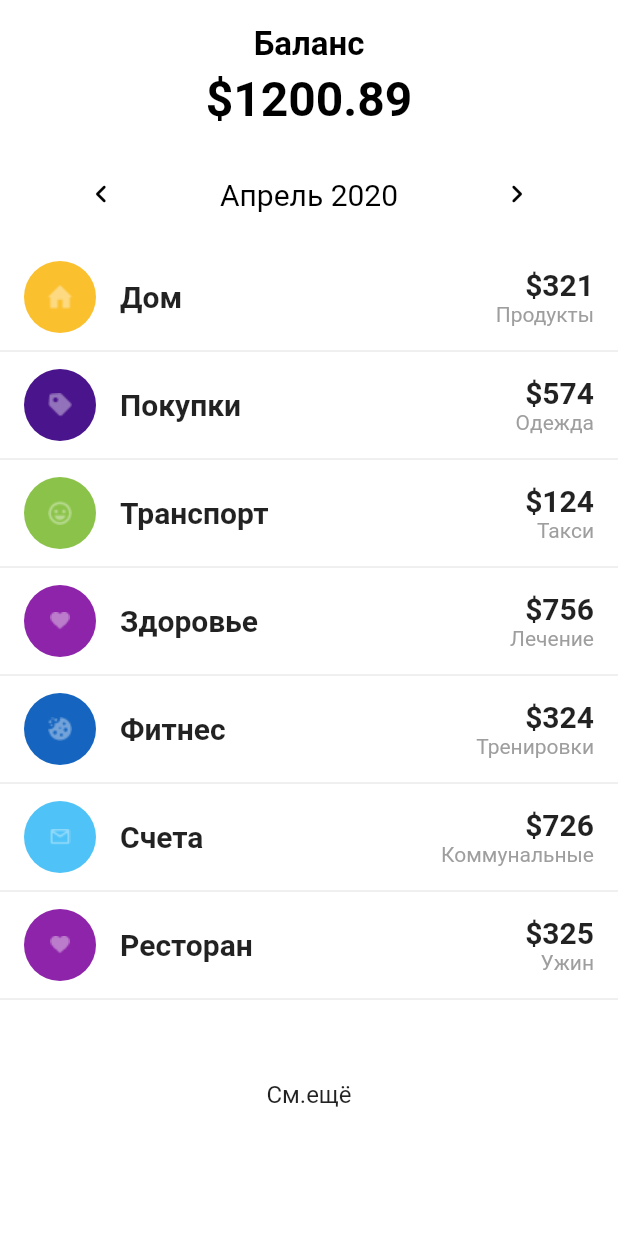
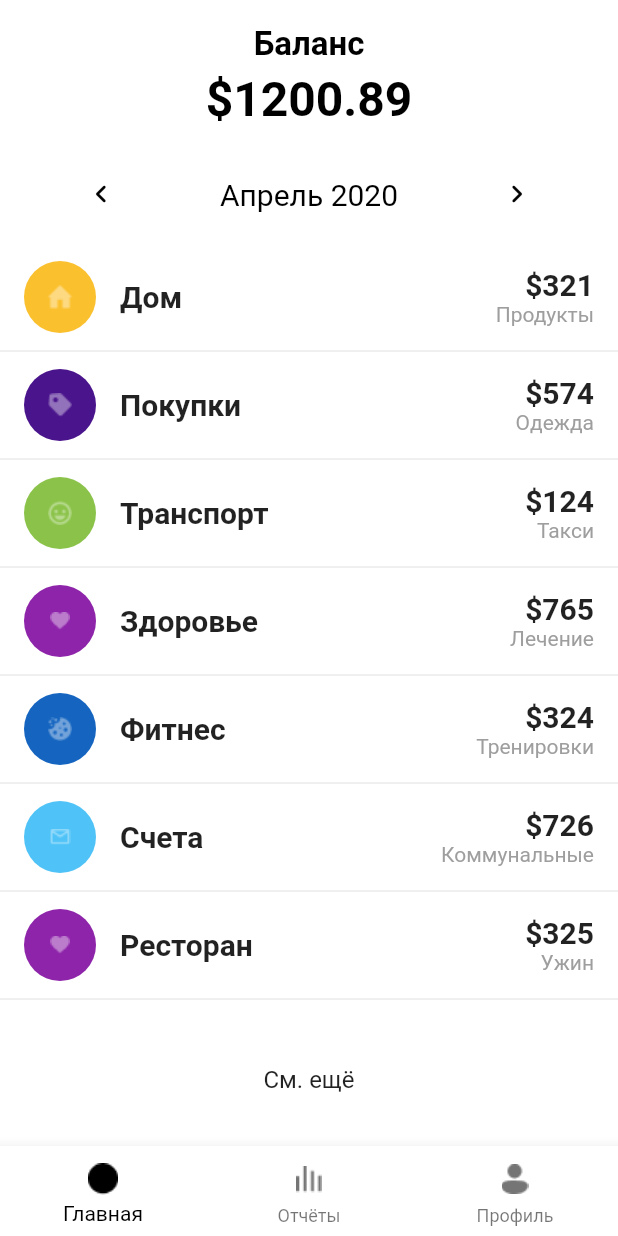
Before and after one commit to MorgueMorg/Neobis-UI-Apps, a Flutter app: the screen it shows after launch, after a tap on "Finance App", on a phone screen of 412 x 824 dp. Run offline on Flutter 3.47's test engine with Material 2 defaults, Android fonts, the light colour scheme and no system bars.

Commit message:
Finished finance_app :tada:

```diff
--- a/lib/apps/finance_app.dart
+++ b/lib/apps/finance_app.dart
@@ -6,6 +6,8 @@ class FinanceApp extends StatefulWidget {
 }
 
 class _MyHomePageState extends State<FinanceApp> {
+  int _selectedIndex = 0;
+
   final List<String> _listTitles = [
     'Дом',
     'Покупки',
@@ -30,7 +32,7 @@ class _MyHomePageState extends State<FinanceApp> {
     321,
     574,
     124,
-    756,
+    765,
     324,
     726,
     325,
@@ -38,7 +40,8 @@ class _MyHomePageState extends State<FinanceApp> {
 
   void _changeIndex(int index) {
     setState(() {
-      // Пустой стейт для листвью билдера
+      // Cтейт для смены индекса (пригодится снизу в футере)
+      _selectedIndex = index;
     });
   }
 
@@ -141,7 +144,7 @@ class _MyHomePageState extends State<FinanceApp> {
               /* Короче я дико тупанул. По идее тут лучше было бы юзать статический список, но я юзанул динамику, из за чего пришлось ставить сайдбокс чтобы снизу нормально смотрелся текст "см. еще". Если вместо бокса воткнуть expanded, текст будет прям в самом низу, не по фигме в общем будет. Но теперь на 14 айфоне выглядит как на фигме. */
               SizedBox(
                 width: 1000,
-                height: 550.0,
+                height: 540.0,
                 child: ListView.builder(
                   itemCount: _listTitles.length,
                   itemBuilder: (BuildContext context, int index) {
@@ -189,10 +192,40 @@ class _MyHomePageState extends State<FinanceApp> {
                   },
                 ),
               ),
-              Text("См.ещё", style: TextStyle(fontSize: 16, fontWeight: FontWeight.w400)),
+              Text("См. ещё", style: TextStyle(fontSize: 16, fontWeight: FontWeight.w400)),
             ],
           ),
         ),
+        bottomNavigationBar: BottomNavigationBar(
+        iconSize: 30,
+        backgroundColor: Colors.white,
+        showSelectedLabels: true,
+        showUnselectedLabels: true,
+        items: const <BottomNavigationBarItem>[
+          BottomNavigationBarItem(
+            icon: ImageIcon(
+              AssetImage("assets/financeImages/active.png"),
+            ),
+            label: 'Главная'
+          ),
+          BottomNavigationBarItem(
+            icon: ImageIcon(
+              AssetImage("assets/financeImages/union.png"),
+            ),
+            label: 'Отчёты'
+          ),
+          BottomNavigationBarItem(
+            icon: ImageIcon(
+              AssetImage("assets/financeImages/account.png"),
+            ),
+            label: 'Профиль'
+          ),
+        ],
+        // Для смены айтема в футере, состояние сверху
+        selectedItemColor: Colors.black,
+        currentIndex: _selectedIndex,
+        onTap: _changeIndex,
+      ),
       ),
     );
   }
```
Also changed, not shown: assets/financeImages/account.png (added), assets/financeImages/active.png (added), assets/financeImages/union.png (added).
